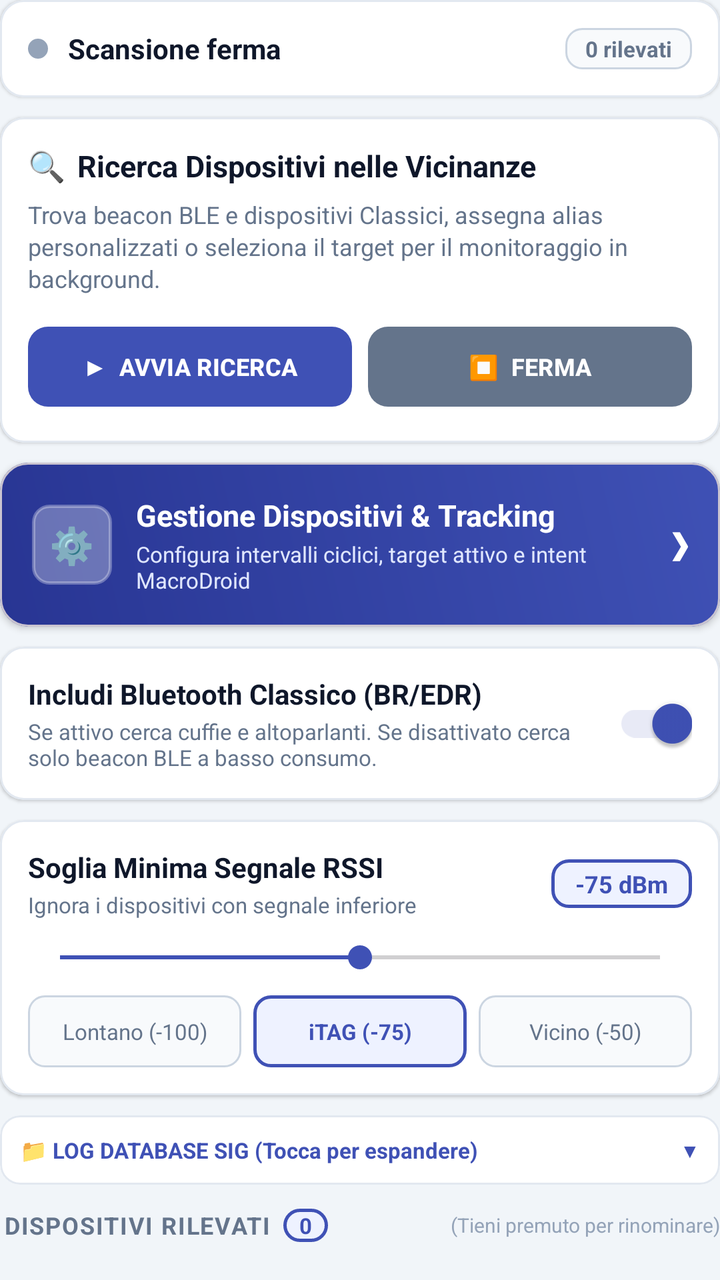
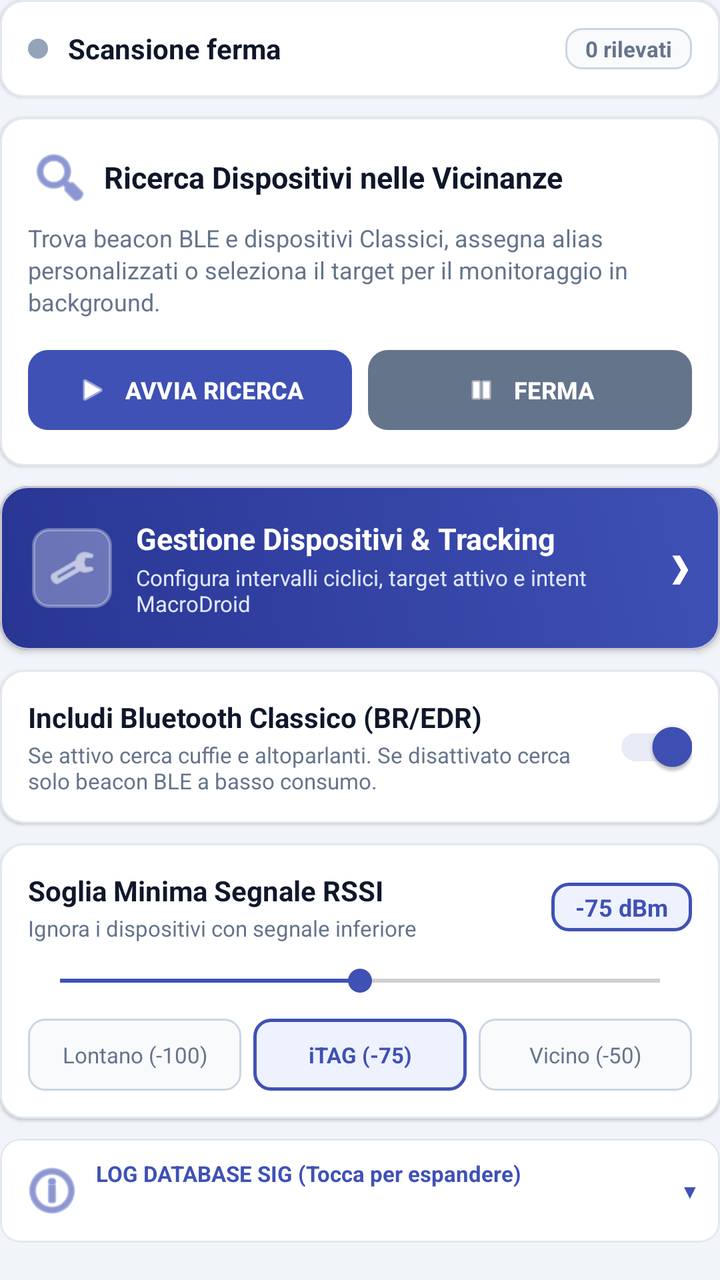

An Android layout rendered at two revisions. The XML below is the earlier revision; the diff shows what the commit changed to produce the second picture.
<!-- AndroidManifest.xml: application theme Theme.ItagScanner -->
<!-- res/layout/header_main_controls.xml -->
<?xml version="1.0" encoding="utf-8"?>
<LinearLayout xmlns:android="http://schemas.android.com/apk/res/android"
    xmlns:app="http://schemas.android.com/apk/res-auto"
    android:layout_width="match_parent"
    android:layout_height="wrap_content"
    android:orientation="vertical">

    
    <com.google.android.material.card.MaterialCardView
        android:layout_width="match_parent"
        android:layout_height="wrap_content"
        android:layout_marginBottom="10dp"
        app:cardCornerRadius="12dp"
        app:cardElevation="1dp"
        app:strokeWidth="1dp"
        app:strokeColor="@color/card_stroke"
        app:cardBackgroundColor="@color/card_background">

        <LinearLayout
            android:layout_width="match_parent"
            android:layout_height="wrap_content"
            android:orientation="horizontal"
            android:padding="14dp"
            android:gravity="center_vertical">

            <View
                android:id="@+id/statusIndicatorDot"
                android:layout_width="10dp"
                android:layout_height="10dp"
                android:background="@drawable/dot_indicator"
                android:backgroundTint="#94A3B8" />

            <TextView
                android:id="@+id/statusText"
                android:layout_width="0dp"
                android:layout_height="wrap_content"
                android:layout_weight="1"
                android:layout_marginStart="10dp"
                android:text="Scansione ferma"
                android:textSize="14sp"
                android:textStyle="bold"
                android:textColor="@color/text_primary" />

            <TextView
                android:id="@+id/statusCountBadge"
                android:layout_width="wrap_content"
                android:layout_height="wrap_content"
                android:text="0 rilevati"
                android:textSize="11sp"
                android:textStyle="bold"
                android:textColor="@color/text_secondary"
                android:background="@drawable/bg_chip_normal"
                android:paddingStart="10dp"
                android:paddingEnd="10dp"
                android:paddingTop="3dp"
                android:paddingBottom="3dp" />
        </LinearLayout>
    </com.google.android.material.card.MaterialCardView>

    
    <com.google.android.material.card.MaterialCardView
        android:layout_width="match_parent"
        android:layout_height="wrap_content"
        android:layout_marginBottom="10dp"
        app:cardCornerRadius="12dp"
        app:cardElevation="1dp"
        app:strokeWidth="1dp"
        app:strokeColor="@color/card_stroke"
        app:cardBackgroundColor="@color/card_background">

        <LinearLayout
            android:layout_width="match_parent"
            android:layout_height="wrap_content"
            android:orientation="vertical"
            android:padding="14dp">

            <LinearLayout
                android:layout_width="match_parent"
                android:layout_height="wrap_content"
                android:orientation="horizontal"
                android:gravity="center_vertical">

                <TextView
                    android:layout_width="wrap_content"
                    android:layout_height="wrap_content"
                    android:text="🔍"
                    android:textSize="15sp"
                    android:layout_marginEnd="6dp" />

                <TextView
                    android:layout_width="wrap_content"
                    android:layout_height="wrap_content"
                    android:text="Ricerca Dispositivi nelle Vicinanze"
                    android:textSize="15sp"
                    android:textStyle="bold"
                    android:textColor="@color/text_primary" />
            </LinearLayout>

            <TextView
                android:layout_width="match_parent"
                android:layout_height="wrap_content"
                android:text="Trova beacon BLE e dispositivi Classici, assegna alias personalizzati o seleziona il target per il monitoraggio in background."
                android:textSize="12sp"
                android:textColor="@color/text_secondary"
                android:lineSpacingExtra="2dp"
                android:layout_marginTop="6dp"
                android:layout_marginBottom="12dp" />

            <LinearLayout
                android:layout_width="match_parent"
                android:layout_height="wrap_content"
                android:orientation="horizontal">

                <com.google.android.material.button.MaterialButton
                    android:id="@+id/startButton"
                    android:layout_width="0dp"
                    android:layout_height="48dp"
                    android:layout_weight="1"
                    android:text="▶  AVVIA RICERCA"
                    android:textSize="12sp"
                    android:textStyle="bold"
                    android:textColor="#FFFFFF"
                    app:backgroundTint="@color/primary_indigo"
                    app:cornerRadius="10dp" />

                <com.google.android.material.button.MaterialButton
                    android:id="@+id/stopButton"
                    android:layout_width="0dp"
                    android:layout_height="48dp"
                    android:layout_weight="1"
                    android:layout_marginStart="8dp"
                    android:text="⏹  FERMA"
                    android:textSize="12sp"
                    android:textStyle="bold"
                    android:textColor="#FFFFFF"
                    app:backgroundTint="@color/btn_stop_bg"
                    app:cornerRadius="10dp" />
            </LinearLayout>
        </LinearLayout>
    </com.google.android.material.card.MaterialCardView>

    
    <com.google.android.material.card.MaterialCardView
        android:id="@+id/manageCard"
        android:layout_width="match_parent"
        android:layout_height="wrap_content"
        android:layout_marginBottom="10dp"
        app:cardCornerRadius="14dp"
        app:cardElevation="2dp"
        android:clickable="true"
        android:focusable="true">

        <LinearLayout
            android:layout_width="match_parent"
            android:layout_height="wrap_content"
            android:orientation="horizontal"
            android:background="@drawable/card_gradient_tracking"
            android:padding="16dp"
            android:gravity="center_vertical">

            
            <FrameLayout
                android:layout_width="40dp"
                android:layout_height="40dp"
                android:background="@drawable/bg_chip_selected"
                android:backgroundTint="#4DFFFFFF">
                <TextView
                    android:layout_width="wrap_content"
                    android:layout_height="wrap_content"
                    android:layout_gravity="center"
                    android:text="⚙️"
                    android:textSize="18sp" />
            </FrameLayout>

            <LinearLayout
                android:layout_width="0dp"
                android:layout_height="wrap_content"
                android:layout_weight="1"
                android:orientation="vertical"
                android:layout_marginStart="12dp">

                <LinearLayout
                    android:layout_width="wrap_content"
                    android:layout_height="wrap_content"
                    android:orientation="horizontal"
                    android:gravity="center_vertical">

                    <TextView
                        android:layout_width="wrap_content"
                        android:layout_height="wrap_content"
                        android:text="Gestione Dispositivi &amp; Tracking"
                        android:textColor="#FFFFFF"
                        android:textSize="15sp"
                        android:textStyle="bold" />

                    <View
                        android:id="@+id/targetActiveDot"
                        android:layout_width="8dp"
                        android:layout_height="8dp"
                        android:layout_marginStart="6dp"
                        android:background="@drawable/dot_indicator"
                        android:backgroundTint="@color/target_active_green"
                        android:visibility="gone" />
                </LinearLayout>

                <TextView
                    android:id="@+id/manageCardSubtitle"
                    android:layout_width="wrap_content"
                    android:layout_height="wrap_content"
                    android:text="Configura intervalli ciclici, target attivo e intent MacroDroid"
                    android:textColor="#E0E7FF"
                    android:textSize="11sp"
                    android:layout_marginTop="2dp" />
            </LinearLayout>

            <TextView
                android:layout_width="wrap_content"
                android:layout_height="wrap_content"
                android:text="❯"
                android:textColor="#FFFFFF"
                android:textSize="16sp"
                android:textStyle="bold"
                android:layout_marginStart="8dp" />
        </LinearLayout>
    </com.google.android.material.card.MaterialCardView>

    
    <com.google.android.material.card.MaterialCardView
        android:layout_width="match_parent"
        android:layout_height="wrap_content"
        android:layout_marginBottom="10dp"
        app:cardCornerRadius="12dp"
        app:cardElevation="1dp"
        app:strokeWidth="1dp"
        app:strokeColor="@color/card_stroke"
        app:cardBackgroundColor="@color/card_background">

        <LinearLayout
            android:layout_width="match_parent"
            android:layout_height="wrap_content"
            android:orientation="horizontal"
            android:padding="14dp"
            android:gravity="center_vertical">

            <LinearLayout
                android:layout_width="0dp"
                android:layout_height="wrap_content"
                android:layout_weight="1"
                android:orientation="vertical"
                android:paddingEnd="8dp">

                <TextView
                    android:layout_width="wrap_content"
                    android:layout_height="wrap_content"
                    android:text="Includi Bluetooth Classico (BR/EDR)"
                    android:textSize="14sp"
                    android:textStyle="bold"
                    android:textColor="@color/text_primary" />

                <TextView
                    android:layout_width="wrap_content"
                    android:layout_height="wrap_content"
                    android:text="Se attivo cerca cuffie e altoparlanti. Se disattivato cerca solo beacon BLE a basso consumo."
                    android:textSize="11sp"
                    android:textColor="@color/text_secondary"
                    android:layout_marginTop="2dp" />
            </LinearLayout>

            <com.google.android.material.switchmaterial.SwitchMaterial
                android:id="@+id/includeClassicSwitch"
                android:layout_width="wrap_content"
                android:layout_height="wrap_content"
                android:checked="true"
                app:thumbTint="@color/primary_indigo"
                app:trackTint="@color/light_indigo" />
        </LinearLayout>
    </com.google.android.material.card.MaterialCardView>

    
    <com.google.android.material.card.MaterialCardView
        android:layout_width="match_parent"
        android:layout_height="wrap_content"
        android:layout_marginBottom="10dp"
        app:cardCornerRadius="12dp"
        app:cardElevation="1dp"
        app:strokeWidth="1dp"
        app:strokeColor="@color/card_stroke"
        app:cardBackgroundColor="@color/card_background">

        <LinearLayout
            android:layout_width="match_parent"
            android:layout_height="wrap_content"
            android:orientation="vertical"
            android:padding="14dp">

            <LinearLayout
                android:layout_width="match_parent"
                android:layout_height="wrap_content"
                android:orientation="horizontal"
                android:gravity="center_vertical">

                <LinearLayout
                    android:layout_width="0dp"
                    android:layout_height="wrap_content"
                    android:layout_weight="1"
                    android:orientation="vertical">

                    <TextView
                        android:layout_width="wrap_content"
                        android:layout_height="wrap_content"
                        android:text="Soglia Minima Segnale RSSI"
                        android:textSize="14sp"
                        android:textStyle="bold"
                        android:textColor="@color/text_primary" />

                    <TextView
                        android:layout_width="wrap_content"
                        android:layout_height="wrap_content"
                        android:text="Ignora i dispositivi con segnale inferiore"
                        android:textSize="11sp"
                        android:textColor="@color/text_secondary"
                        android:layout_marginTop="2dp" />
                </LinearLayout>

                
                <TextView
                    android:id="@+id/rssiBadgeText"
                    android:layout_width="wrap_content"
                    android:layout_height="wrap_content"
                    android:text="-75 dBm"
                    android:textStyle="bold"
                    android:textSize="12sp"
                    android:textColor="@color/primary_indigo"
                    android:background="@drawable/bg_chip_selected"
                    android:paddingStart="12dp"
                    android:paddingEnd="12dp"
                    android:paddingTop="4dp"
                    android:paddingBottom="4dp" />
            </LinearLayout>

            
            <SeekBar
                android:id="@+id/rssiSeekBar"
                android:layout_width="match_parent"
                android:layout_height="wrap_content"
                android:layout_marginTop="10dp"
                android:layout_marginBottom="10dp"
                android:max="50"
                android:progress="25"
                android:thumbTint="@color/primary_indigo"
                android:progressTint="@color/primary_indigo" />

            
            <LinearLayout
                android:layout_width="match_parent"
                android:layout_height="wrap_content"
                android:orientation="horizontal">

                <TextView
                    android:id="@+id/btnRssiFar"
                    android:layout_width="0dp"
                    android:layout_height="36dp"
                    android:layout_weight="1"
                    android:gravity="center"
                    android:text="Lontano (-100)"
                    android:textSize="11sp"
                    android:textColor="@color/text_secondary"
                    android:background="@drawable/bg_chip_normal"
                    android:clickable="true"
                    android:focusable="true" />

                <TextView
                    android:id="@+id/btnRssiItag"
                    android:layout_width="0dp"
                    android:layout_height="36dp"
                    android:layout_weight="1"
                    android:layout_marginStart="6dp"
                    android:layout_marginEnd="6dp"
                    android:gravity="center"
                    android:text="iTAG (-75)"
                    android:textSize="11sp"
                    android:textStyle="bold"
                    android:textColor="@color/primary_indigo"
                    android:background="@drawable/bg_chip_selected"
                    android:clickable="true"
                    android:focusable="true" />

                <TextView
                    android:id="@+id/btnRssiNear"
                    android:layout_width="0dp"
                    android:layout_height="36dp"
                    android:layout_weight="1"
                    android:gravity="center"
                    android:text="Vicino (-50)"
                    android:textSize="11sp"
                    android:textColor="@color/text_secondary"
                    android:background="@drawable/bg_chip_normal"
                    android:clickable="true"
                    android:focusable="true" />
            </LinearLayout>
        </LinearLayout>
    </com.google.android.material.card.MaterialCardView>

    
    <com.google.android.material.card.MaterialCardView
        android:layout_width="match_parent"
        android:layout_height="wrap_content"
        android:layout_marginBottom="12dp"
        app:cardCornerRadius="10dp"
        app:cardElevation="0dp"
        app:strokeWidth="1dp"
        app:strokeColor="@color/card_stroke"
        app:cardBackgroundColor="@color/card_background">

        <LinearLayout
            android:layout_width="match_parent"
            android:layout_height="wrap_content"
            android:orientation="vertical">

            <LinearLayout
                android:id="@+id/databaseLogHeader"
                android:layout_width="match_parent"
                android:layout_height="wrap_content"
                android:orientation="horizontal"
                android:padding="10dp"
                android:gravity="center_vertical"
                android:clickable="true"
                android:focusable="true">

                <TextView
                    android:layout_width="0dp"
                    android:layout_height="wrap_content"
                    android:layout_weight="1"
                    android:text="📁 LOG DATABASE SIG (Tocca per espandere)"
                    android:textStyle="bold"
                    android:textSize="11sp"
                    android:textColor="@color/primary_indigo" />

                <TextView
                    android:id="@+id/dbLogArrow"
                    android:layout_width="wrap_content"
                    android:layout_height="wrap_content"
                    android:text="▼"
                    android:textSize="10sp"
                    android:textColor="@color/primary_indigo" />
            </LinearLayout>

            <TextView
                android:id="@+id/debugText"
                android:layout_width="match_parent"
                android:layout_height="wrap_content"
                android:background="#0F172A"
                android:textColor="#34D399"
                android:fontFamily="monospace"
                android:textSize="10sp"
                android:padding="10dp"
                android:visibility="gone"
                android:text="Database SIG Offline Pronto." />
        </LinearLayout>
    </com.google.android.material.card.MaterialCardView>

    
    <LinearLayout
        android:layout_width="match_parent"
        android:layout_height="wrap_content"
        android:orientation="horizontal"
        android:gravity="center_vertical"
        android:layout_marginBottom="8dp"
        android:layout_marginStart="2dp">

        <TextView
            android:layout_width="wrap_content"
            android:layout_height="wrap_content"
            android:text="DISPOSITIVI RILEVATI"
            android:textSize="12sp"
            android:textStyle="bold"
            android:textColor="@color/text_secondary"
            android:letterSpacing="0.05" />

        <TextView
            android:id="@+id/listCountBadge"
            android:layout_width="wrap_content"
            android:layout_height="wrap_content"
            android:layout_marginStart="6dp"
            android:text="0"
            android:textSize="11sp"
            android:textStyle="bold"
            android:textColor="@color/primary_indigo"
            android:background="@drawable/bg_chip_selected"
            android:paddingStart="8dp"
            android:paddingEnd="8dp"
            android:paddingTop="1dp"
            android:paddingBottom="1dp" />

        <TextView
            android:layout_width="0dp"
            android:layout_height="wrap_content"
            android:layout_weight="1"
            android:gravity="end"
            android:text="(Tieni premuto per rinominare)"
            android:textSize="10sp"
            android:textColor="@color/text_muted" />
    </LinearLayout>

</LinearLayout>
<!-- resources referenced by this layout -->
<resources>
  <color name="btn_stop_bg">#64748B</color>
  <color name="card_background">#FFFFFF</color>
  <color name="card_stroke">#E2E8F0</color>
  <color name="light_indigo">#E8EAF6</color>
  <color name="primary_indigo">#3F51B5</color>
  <color name="target_active_green">#10B981</color>
  <color name="text_muted">#94A3B8</color>
  <color name="text_primary">#0F172A</color>
  <color name="text_secondary">#64748B</color>
  <!-- drawable bg_chip_normal (drawable) -->
  <?xml version="1.0" encoding="utf-8"?>
  <shape xmlns:android="http://schemas.android.com/apk/res/android"
      android:shape="rectangle">
      <solid android:color="#F8FAFC" />
      <stroke android:width="1dp" android:color="#CBD5E1" />
      <corners android:radius="8dp" />
  </shape>
  <!-- drawable bg_chip_selected (drawable) -->
  <?xml version="1.0" encoding="utf-8"?>
  <shape xmlns:android="http://schemas.android.com/apk/res/android"
      android:shape="rectangle">
      <solid android:color="#EEF2FF" />
      <stroke android:width="1.5dp" android:color="#3F51B5" />
      <corners android:radius="8dp" />
  </shape>
  <!-- drawable card_gradient_tracking (drawable) -->
  <?xml version="1.0" encoding="utf-8"?>
  <shape xmlns:android="http://schemas.android.com/apk/res/android"
      android:shape="rectangle">
      <gradient
          android:angle="45"
          android:startColor="#283593"
          android:endColor="#3F51B5"
          android:type="linear" />
      <corners android:radius="14dp" />
  </shape>
  <!-- drawable dot_indicator (drawable) -->
  <?xml version="1.0" encoding="utf-8"?>
  <shape xmlns:android="http://schemas.android.com/apk/res/android"
      android:shape="oval">
      <solid android:color="#94A3B8" />
      <size android:width="10dp" android:height="10dp" />
  </shape>
  <style name="Theme.ItagScanner" parent="Theme.Material3.Light.NoActionBar">
          <item name="colorPrimary">@color/colorPrimary</item>
          <item name="colorPrimaryDark">@color/colorPrimaryDark</item>
          <item name="colorAccent">@color/colorPrimary</item>
          <item name="android:windowBackground">@color/page_background</item>
          <item name="android:statusBarColor">@color/colorPrimaryDark</item>
      </style>
  <color name="colorPrimary">#3F51B5</color>
  <color name="colorPrimaryDark">#303F9F</color>
  <color name="page_background">#F1F5F9</color>
</resources>

<!-- the commit's change to res/layout/header_main_controls.xml (unified diff, before → after) -->
@@ -83,7 +83,9 @@
                 <TextView
                     android:layout_width="wrap_content"
                     android:layout_height="wrap_content"
-                    android:text="🔍"
+                    android:text=""
+                    android:drawableStart="@android:drawable/ic_menu_search"
+                    android:drawableTint="@color/primary_indigo"
                     android:textSize="15sp"
                     android:layout_marginEnd="6dp" />
 
@@ -116,7 +118,10 @@
                     android:layout_width="0dp"
                     android:layout_height="48dp"
                     android:layout_weight="1"
-                    android:text="▶  AVVIA RICERCA"
+                    android:text="AVVIA RICERCA"
+                    app:icon="@android:drawable/ic_media_play"
+                    app:iconSize="16dp"
+                    app:iconGravity="textStart"
                     android:textSize="12sp"
                     android:textStyle="bold"
                     android:textColor="#FFFFFF"
@@ -129,7 +134,10 @@
                     android:layout_height="48dp"
                     android:layout_weight="1"
                     android:layout_marginStart="8dp"
-                    android:text="⏹  FERMA"
+                    android:text="FERMA"
+                    app:icon="@android:drawable/ic_media_pause"
+                    app:iconSize="16dp"
+                    app:iconGravity="textStart"
                     android:textSize="12sp"
                     android:textStyle="bold"
                     android:textColor="#FFFFFF"
@@ -164,12 +172,12 @@
                 android:layout_height="40dp"
                 android:background="@drawable/bg_chip_selected"
                 android:backgroundTint="#4DFFFFFF">
-                <TextView
-                    android:layout_width="wrap_content"
-                    android:layout_height="wrap_content"
+                <ImageView
+                    android:layout_width="24dp"
+                    android:layout_height="24dp"
                     android:layout_gravity="center"
-                    android:text="⚙️"
-                    android:textSize="18sp" />
+                    android:src="@android:drawable/ic_menu_manage"
+                    app:tint="#FFFFFF" />
             </FrameLayout>
 
             <LinearLayout
@@ -431,7 +439,10 @@
                     android:layout_width="0dp"
                     android:layout_height="wrap_content"
                     android:layout_weight="1"
-                    android:text="📁 LOG DATABASE SIG (Tocca per espandere)"
+                    android:text="LOG DATABASE SIG (Tocca per espandere)"
+                    android:drawableStart="@android:drawable/ic_menu_info_details"
+                    android:drawableTint="@color/primary_indigo"
+                    android:drawablePadding="6dp"
                     android:textStyle="bold"
                     android:textSize="11sp"
                     android:textColor="@color/primary_indigo" />
